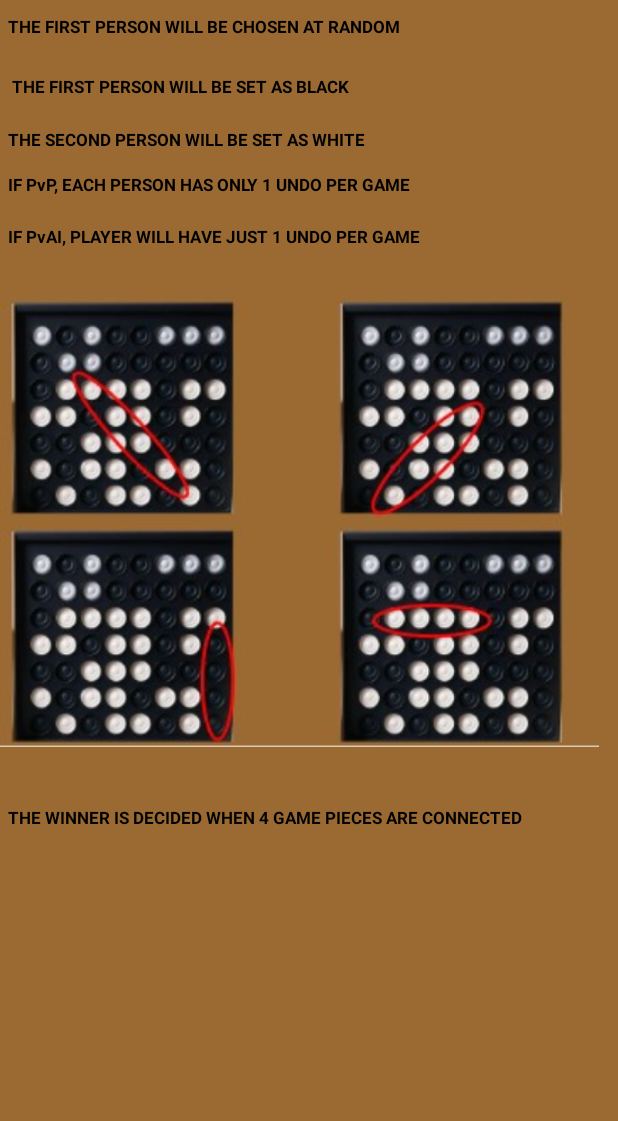
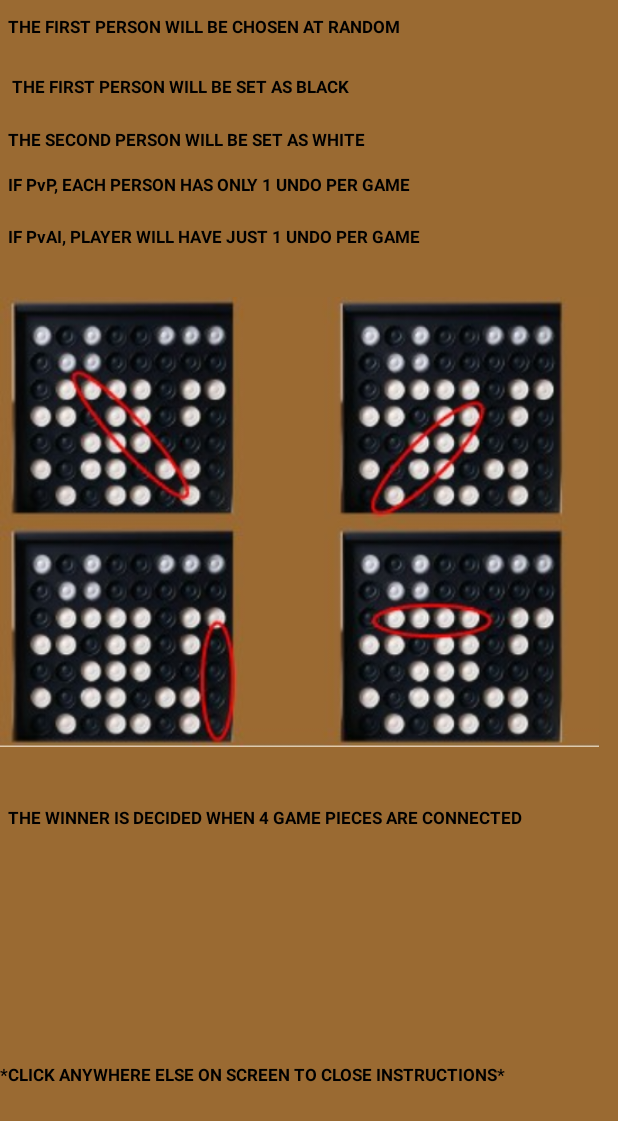
Before and after one commit to Benjamin-Onu/AUCSC220_project8, an Android app built with Jetpack Compose: the layout activity_pop_up_instructions.xml on its own in the app's theme, with its tools: preview values and no code run, on a phone screen of 412 x 824 dp. Shown: the top 1121 px of the screen. Run offline under Robolectric (Android 15) with nearby library versions, the phone set to English and light mode, and no system bars.

Commit message:
Modifieid popupInstructions responsitivity

```diff
--- a/app/src/main/AndroidManifest.xml
+++ b/app/src/main/AndroidManifest.xml
@@ -46,7 +46,7 @@
             android:name=".PopUpInstructions"
             android:exported="false"
             android:label="@string/title_activity_pop_up_instructions"
-            android:theme="@style/Theme.Connect4" />
+            android:theme="@style/Theme.Connect4.popMe" />
         <activity
             android:name=".MainActivity"
             android:exported="true">
--- a/app/src/main/res/layout/activity_pop_up_instructions.xml
+++ b/app/src/main/res/layout/activity_pop_up_instructions.xml
@@ -92,5 +92,18 @@
         android:visibility="visible"
         tools:visibility="visible" />
 
+    <TextView
+        android:id="@+id/escape"
+        android:layout_width="wrap_content"
+        android:layout_height="wrap_content"
+        android:layout_alignParentBottom="true"
+        android:layout_marginBottom="100dp"
+        android:text="*CLICK ANYWHERE ELSE ON SCREEN TO CLOSE INSTRUCTIONS*"
+        android:textColor="#000"
+        android:textSize="11sp"
+        android:textStyle="bold"
+        android:visibility="visible"
+        tools:visibility="visible"/>
+
 
 </RelativeLayout>
--- a/app/src/main/res/values/themes.xml
+++ b/app/src/main/res/values/themes.xml
@@ -6,4 +6,9 @@
     </style>
 
     <style name="Theme.Connect4" parent="Base.Theme.Connect4" />
+
+    <style name="Theme.Connect4.popMe">
+        <item name="android:windowIsTranslucent"> true</item>
+        <item name="android:windowCloseOnTouchOutside">true</item>
+    </style>
 </resources>
```
